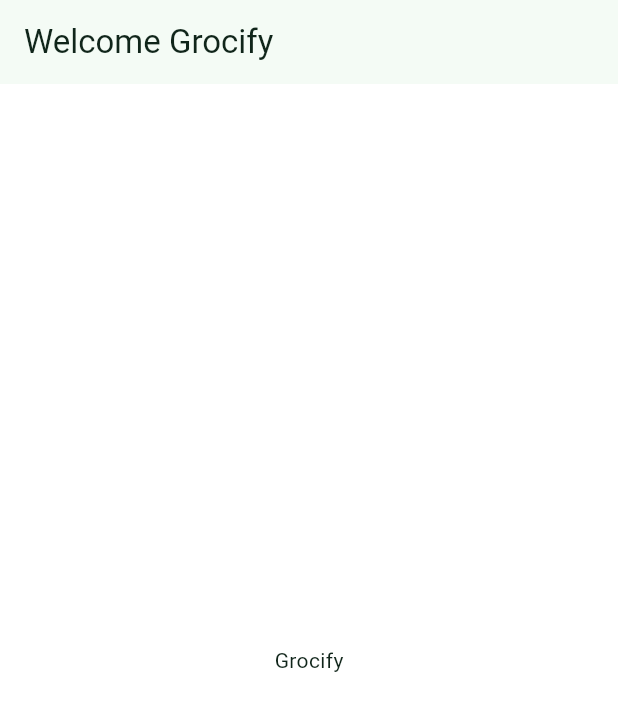
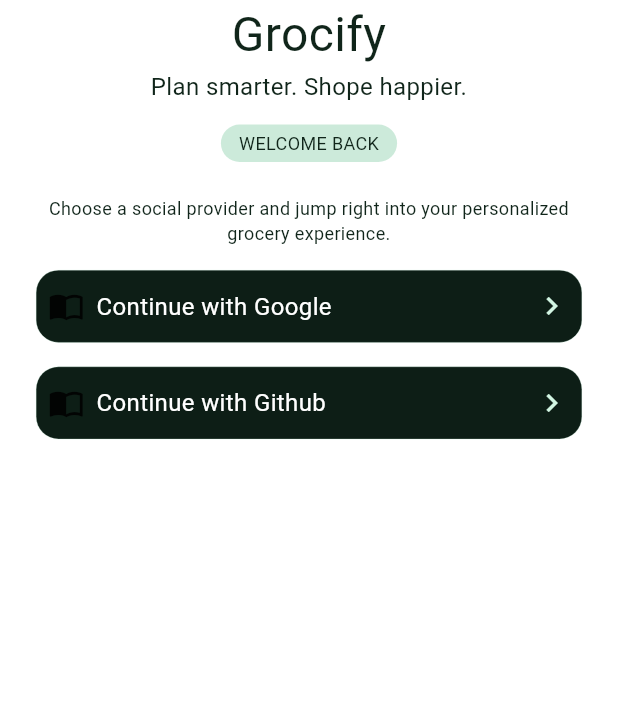
Before and after one commit to Miki0035/flutter_grocify, a Flutter app: the screen it shows after launch, on a phone screen of 412 x 824 dp. Shown: the top 711 px of the screen. Run offline on Flutter 3.47's test engine with Material 3 defaults, Android fonts, the phone set to English and light mode, and no system bars.

Commit message:
feat: create login screen

```diff
--- a/lib/app.dart
+++ b/lib/app.dart
@@ -1,5 +1,6 @@
 import 'package:flutter/material.dart';
 import 'package:grocify/core/themes/theme.dart';
+import 'package:grocify/features/auth/presentation/screens/login_screen.dart';
 
 class MyApp extends StatelessWidget {
   const MyApp({super.key});
@@ -11,10 +12,7 @@ class MyApp extends StatelessWidget {
       darkTheme: GrocifyTheme.dark,
       themeMode: ThemeMode.system,
       debugShowCheckedModeBanner: false,
-      home: Scaffold(
-        appBar: AppBar(title: Text('Welcome Grocify')),
-        body: Center(child: Text('Grocify')),
-      ),
+      home: LoginScreen(),
     );
   }
 }
--- /dev/null
+++ b/lib/features/auth/presentation/screens/login_screen.dart
@@ -0,0 +1,93 @@
+import 'package:flutter/material.dart';
+import 'package:grocify/core/constants/colors.dart';
+import 'package:grocify/features/auth/presentation/widgets/login_button.dart';
+
+class LoginScreen extends StatelessWidget {
+  const LoginScreen({super.key});
+
+  @override
+  Widget build(BuildContext context) {
+    return Scaffold(
+      body: SafeArea(
+        child: SingleChildScrollView(
+          child: Stack(
+            children: [
+              Column(
+                children: [
+                  Text(
+                    'Grocify',
+                    textAlign: .center,
+                    style: TextStyle(fontSize: 32),
+                  ),
+                  Text(
+                    'Plan smarter. Shope happier.',
+                    textAlign: .center,
+                    style: TextStyle(fontSize: 16),
+                  ),
+
+                  Positioned(
+                    bottom: 1,
+                    child: ClipRRect(
+                      borderRadius: .circular(15),
+                      child: Padding(
+                        padding: const EdgeInsets.symmetric(horizontal: 24),
+                        child: Column(
+                          crossAxisAlignment: .center,
+                          children: [
+                            Padding(
+                              padding: .symmetric(vertical: 14),
+                              child: Container(
+                                padding: .symmetric(
+                                  vertical: 4,
+                                  horizontal: 12,
+                                ),
+                                decoration: BoxDecoration(
+                                  color: GrocifyBrand.green.withValues(
+                                    alpha: 0.2,
+                                  ),
+                                  borderRadius: .circular(100),
+                                ),
+                                child: Text(
+                                  'Welcome Back'.toUpperCase(),
+                                  style: TextStyle(fontSize: 12),
+                                ),
+                              ),
+                            ),
+
+                            Padding(
+                              padding: const EdgeInsets.symmetric(vertical: 8),
+                              child: Text(
+                                'Choose a social provider and jump right into your personalized grocery experience.',
+                                textAlign: .center,
+                                style: TextStyle(fontSize: 12),
+                              ),
+                            ),
+
+                            Padding(
+                              padding: .symmetric(vertical: 8),
+                              child: Column(
+                                children: [
+                                  GLoginButton(
+                                    buttonText: 'Continue with Google',
+                                  ),
+                                  SizedBox(height: 16.0),
+                                  GLoginButton(
+                                    buttonText: 'Continue with Github',
+                                  ),
+                                ],
+                              ),
+                            ),
+                          ],
+                        ),
+                      ),
+                    ),
+                  ),
+                ],
+              ),
+            ],
+          ),
+        ),
+      ),
+    );
+  }
+}
--- /dev/null
+++ b/lib/features/auth/presentation/widgets/login_button.dart
@@ -0,0 +1,42 @@
+import 'package:flutter/material.dart';
+import 'package:grocify/core/constants/colors.dart';
+
+class GLoginButton extends StatelessWidget {
+  const GLoginButton({super.key, this.onTap, required this.buttonText});
+  final String buttonText;
+  final VoidCallback? onTap;
+  @override
+  Widget build(BuildContext context) {
+    return GestureDetector(
+      onTap: onTap,
+      child: Container(
+        padding: .symmetric(vertical: 12, horizontal: 8),
+        decoration: BoxDecoration(
+          borderRadius: .circular(15),
+          border: .all(color: GrocifyBrand.greenSoft, width: 0.2),
+          color: GrocifyDarkColors.background,
+        ),
+        child: Row(
+          mainAxisAlignment: .spaceBetween,
+          crossAxisAlignment: .center,
+          children: [
+            SizedBox(
+              child: Row(
+                children: [
+                  Icon(Icons.import_contacts_outlined),
+                  SizedBox(width: 8),
+                  Text(
+                    buttonText,
+                    style: TextStyle(color: GrocifyBrand.white, fontSize: 16),
+                  ),
+                ],
+              ),
+            ),
+
+            Icon(Icons.chevron_right, color: GrocifyBrand.greenSoft),
+          ],
+        ),
+      ),
+    );
+  }
+}
```
